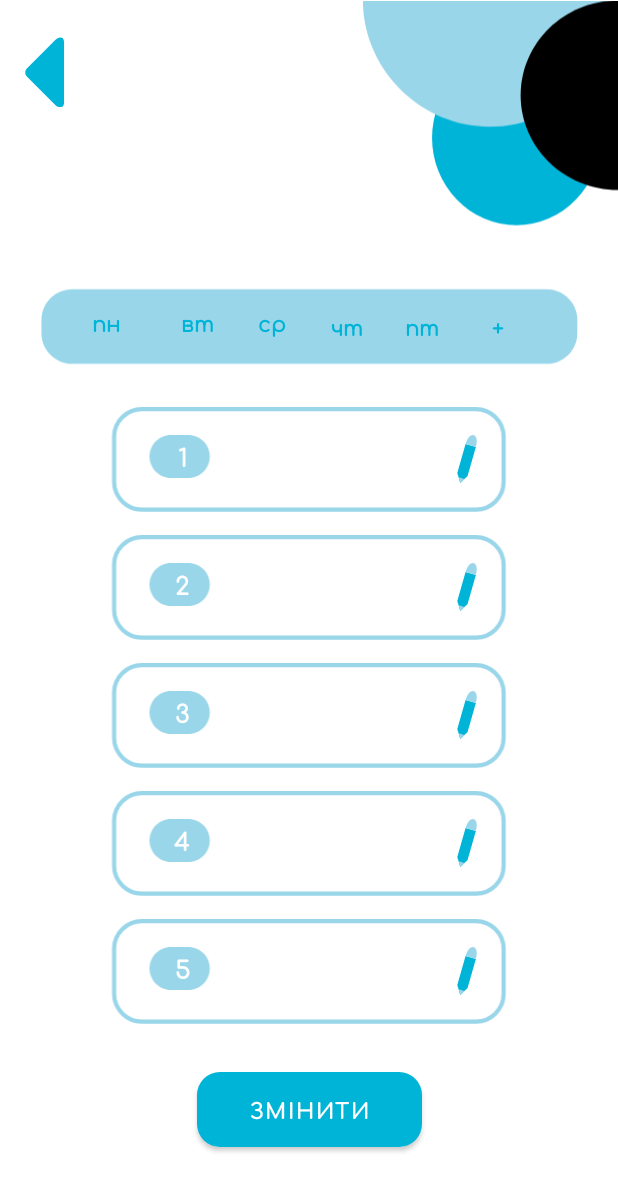
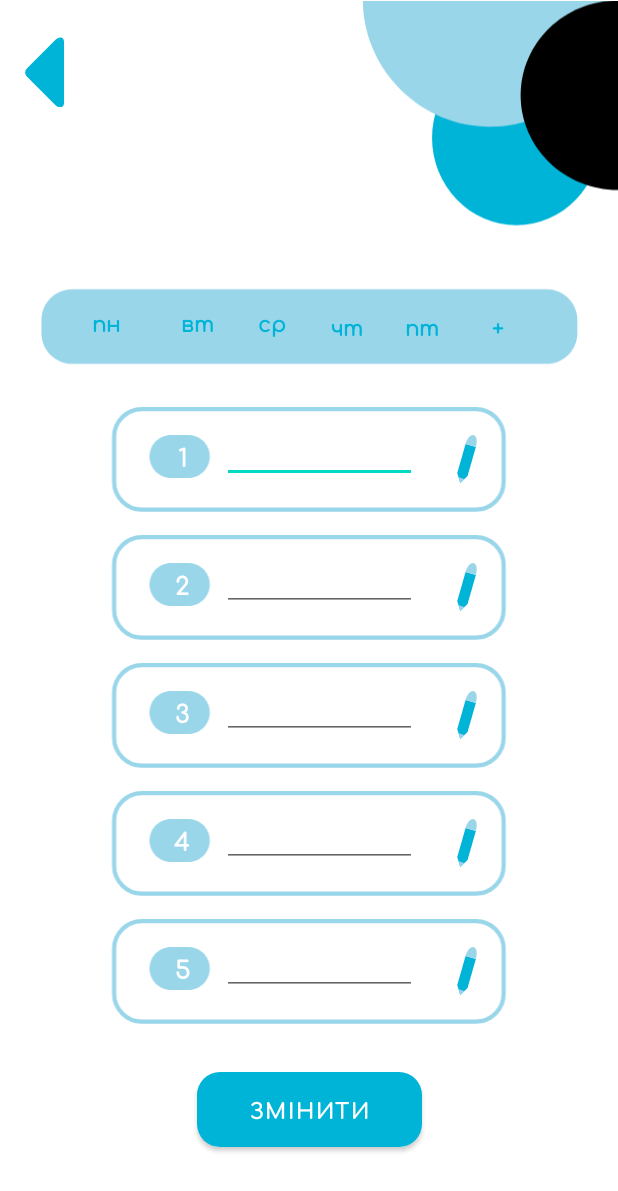
Before and after one commit to AndriyBarskyi/Free_Will, an Android app: the layout activity_edit_schedule.xml on its own in the app's theme, with its tools: preview values and no code run, on a phone screen of 412 x 824 dp. Shown: the top 1191 px of the screen. Run offline under Robolectric (Android 15) with nearby library versions, the phone set to English and light mode, and no system bars.

Commit message:
add funnctionality to the schedule variable page, recording in the database

```diff
--- a/app/src/main/res/layout/activity_edit_schedule.xml
+++ b/app/src/main/res/layout/activity_edit_schedule.xml
@@ -376,7 +376,7 @@
         app:layout_constraintTop_toTopOf="@+id/class_edit_5"
         app:srcCompat="@drawable/pencil" />
 
-    <TextView
+    <EditText
         android:id="@+id/class_edit_text1"
         android:layout_width="130dp"
         android:layout_height="32dp"
@@ -389,7 +389,7 @@
         app:layout_constraintStart_toEndOf="@+id/textView"
         app:layout_constraintTop_toTopOf="@+id/class_edit_1" />
 
-    <TextView
+    <EditText
         android:id="@+id/class_edit_text2"
         android:layout_width="130dp"
         android:layout_height="32dp"
@@ -402,7 +402,7 @@
         app:layout_constraintStart_toEndOf="@+id/textView4"
         app:layout_constraintTop_toTopOf="@+id/class_edit_2" />
 
-    <TextView
+    <EditText
         android:id="@+id/class_edit_text3"
         android:layout_width="130dp"
         android:layout_height="32dp"
@@ -415,7 +415,7 @@
         app:layout_constraintStart_toEndOf="@+id/textView5"
         app:layout_constraintTop_toTopOf="@+id/class_edit_3" />
 
-    <TextView
+    <EditText
         android:id="@+id/class_edit_text4"
         android:layout_width="130dp"
         android:layout_height="32dp"
@@ -428,7 +428,7 @@
         app:layout_constraintStart_toEndOf="@+id/textView6"
         app:layout_constraintTop_toTopOf="@+id/class_edit_4" />
 
-    <TextView
+    <EditText
         android:id="@+id/class_edit_text5"
         android:layout_width="130dp"
         android:layout_height="32dp"
--- a/app/src/main/res/layout/activity_schedule.xml
+++ b/app/src/main/res/layout/activity_schedule.xml
@@ -33,7 +33,7 @@
             app:srcCompat="@drawable/circles_down_right" />
 
         <Button
-            android:id="@+id/Change_btn_1"
+            android:id="@+id/ChangeBtn1"
             android:layout_width="150dp"
             android:layout_height="55dp"
             android:layout_marginStart="140dp"
@@ -185,7 +185,7 @@
             android:textColor="@color/black"
             android:textSize="15sp"
             android:textStyle="bold"
-            app:layout_constraintBottom_toTopOf="@+id/Change_btn_1"
+            app:layout_constraintBottom_toTopOf="@+id/ChangeBtn1"
             app:layout_constraintEnd_toEndOf="@+id/imageView9"
             app:layout_constraintStart_toStartOf="@+id/imageView9"
             app:layout_constraintTop_toTopOf="@+id/imageView9" />
```
Also changed, not shown: app/src/main/java/com/example/freewill/EditScheduleActivity.kt (+55 -1 lines), app/src/main/java/com/example/freewill/ScheduleActivity.kt (+12 -1 lines), app/src/main/java/com/example/freewill/models/Day.kt (added, +8 -0 lines).
